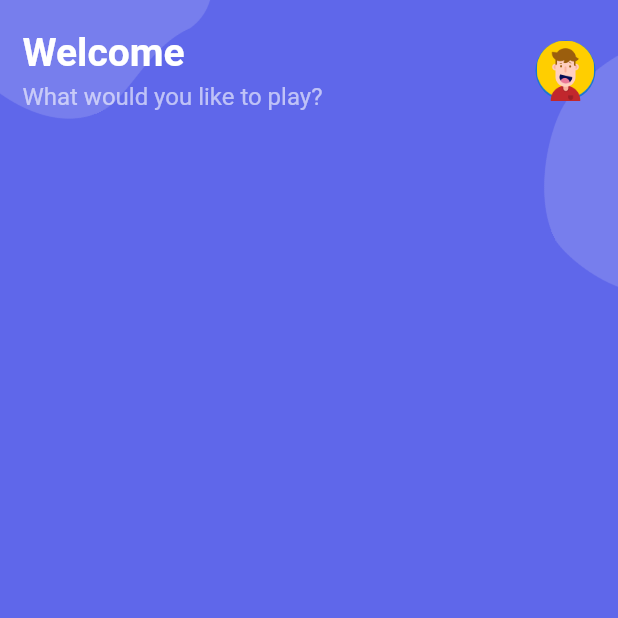
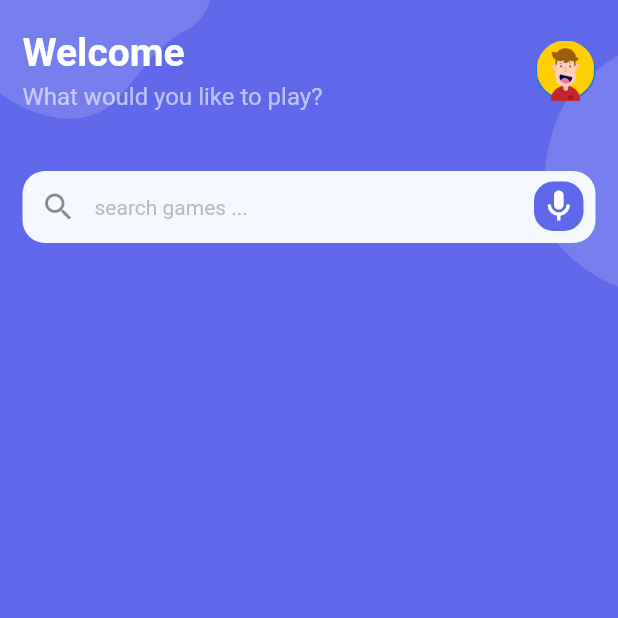
Before and after one commit to YonasAlem/Game-Store-App-UI, a Flutter app: the screen it shows after launch, on a phone screen of 412 x 824 dp, the top half of it. Run offline on Flutter 3.47's test engine with Material 2 defaults, Android fonts, the phone set to English and light mode, and no system bars.

Commit message:
build a search text field

```diff
--- a/lib/pages/home/home_page.dart
+++ b/lib/pages/home/home_page.dart
@@ -1,6 +1,7 @@
 import 'package:flutter/material.dart';
 
 import 'widgets/header.dart';
+import 'widgets/search.dart';
 
 class HomePage extends StatefulWidget {
   const HomePage({Key? key}) : super(key: key);
@@ -33,6 +34,7 @@ class _HomePageState extends State<HomePage> {
           Column(
             children: const [
               Header(),
+              Search(),
             ],
           )
         ],
--- /dev/null
+++ b/lib/pages/home/widgets/search.dart
@@ -0,0 +1,60 @@
+import 'package:flutter/material.dart';
+
+class Search extends StatelessWidget {
+  const Search({Key? key}) : super(key: key);
+
+  @override
+  Widget build(BuildContext context) {
+    return Container(
+      padding: const EdgeInsets.symmetric(
+        horizontal: 15,
+        vertical: 20,
+      ),
+      margin: const EdgeInsets.only(top: 20),
+      child: Stack(
+        children: [
+          SizedBox(
+            height: 50,
+            child: TextField(
+              cursorColor: const Color(0xFF5F67EA),
+              decoration: InputDecoration(
+                fillColor: const Color(0xFFF6F8FF),
+                filled: true,
+                border: OutlineInputBorder(
+                  borderRadius: BorderRadius.circular(15),
+                  borderSide: const BorderSide(
+                    width: 0,
+                    style: BorderStyle.none,
+                  ),
+                ),
+                contentPadding: const EdgeInsets.symmetric(horizontal: 15, vertical: 0),
+                prefixIcon: const Icon(Icons.search_outlined),
+                hintText: 'search games ...',
+                hintStyle: TextStyle(
+                  fontSize: 14,
+                  color: Colors.grey.withOpacity(0.7),
+                ),
+              ),
+            ),
+          ),
+          Positioned(
+            right: 8,
+            top: 7,
+            child: Container(
+              padding: const EdgeInsets.all(4),
+              decoration: BoxDecoration(
+                color: const Color(0xFF5F67EA),
+                borderRadius: BorderRadius.circular(13),
+              ),
+              child: const Icon(
+                Icons.mic_outlined,
+                color: Colors.white,
+                size: 25,
+              ),
+            ),
+          ),
+        ],
+      ),
+    );
+  }
+}
```
